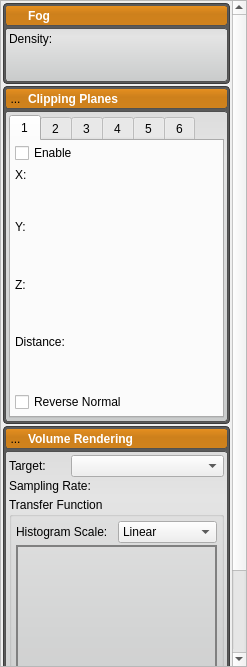
First picture: the form in src/Interface/Application/RenderingDockWidget.ui, repository jessdtate/Seg3D, before the edit.
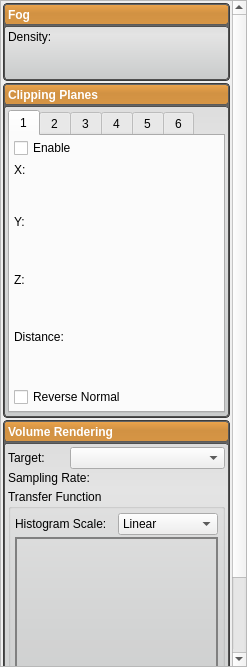
Second picture: the form after the edit. Icons and pictures are not drawn. Custom widgets are drawn as their Qt base class.

Commit message: update the Volume View Widget

Patch:
```diff
--- a/src/Interface/Application/RenderingDockWidget.ui
+++ b/src/Interface/Application/RenderingDockWidget.ui
@@ -16,8 +16,83 @@
     <verstretch>0</verstretch>
    </sizepolicy>
   </property>
+  <property name="minimumSize">
+   <size>
+    <width>90</width>
+    <height>104</height>
+   </size>
+  </property>
   <property name="styleSheet">
-   <string notr="true">QLabel#fog_label_{
+   <string notr="true">QPushButton#fog_open_button_{
+	background-color:rgba(0, 0, 0, 0);
+	border-color: rgba(0, 0, 0, 0);
+	border: none;
+	height: 24px;
+	text-align: left;
+	color: rgb(255, 255, 255);
+	padding-left:4px;
+	font: bold;
+}
+
+QPushButton#fog_open_button_:hover{
+	color: rgb(255, 255, 255);
+}
+
+QPushButton#fog_open_button_:pressed{
+	background-color:rgba(0, 0, 0, 0);
+	border-color: rgba(0, 0, 0, 0);
+	padding-left: 4px;
+	border: none;
+	color:  rgb(100, 100, 100);
+}
+
+QPushButton#clipping_open_button_{
+	background-color:rgba(0, 0, 0, 0);
+	border-color: rgba(0, 0, 0, 0);
+	border: none;
+	height: 24px;
+	text-align: left;
+	color: rgb(255, 255, 255);
+	padding-left:4px;
+	font: bold;
+}
+
+QPushButton#clipping_open_button_:hover{
+	color: rgb(255, 255, 255);
+}
+
+QPushButton#clipping_open_button_:pressed{
+	background-color:rgba(0, 0, 0, 0);
+	border-color: rgba(0, 0, 0, 0);
+	padding-left: 4px;
+	border: none;
+	color:  rgb(100, 100, 100);
+}
+
+QPushButton#vr_open_button_{
+	background-color:rgba(0, 0, 0, 0);
+	border-color: rgba(0, 0, 0, 0);
+	border: none;
+	height: 24px;
+	text-align: left;
+	color: rgb(255, 255, 255);
+	padding-left:4px;
+	font: bold;
+}
+
+QPushButton#vr_open_button_:hover{
+	color: rgb(255, 255, 255);
+}
+
+QPushButton#vr_open_button_:pressed{
+	background-color:rgba(0, 0, 0, 0);
+	border-color: rgba(0, 0, 0, 0);
+	padding-left: 4px;
+	border: none;
+	color:  rgb(100, 100, 100);
+}
+
+QLabel#fog_label_{
 	color: white;
 	font: bold;
 }
@@ -25,31 +100,22 @@
 	background-color: rgba( 0, 0, 0, 0 );
 }
 
-QToolButton#fog_open_button_{
-	background-color: rgba(0, 0, 0, 0);
-	border-radius: 4px;
-}
-
-QToolButton#fog_open_button_:hover{
-	background-color: rgba( 0, 0, 0, 30 ); border-radius: 3px;
-}
-
 QWidget#fog_header_{
 	background-color: qlineargradient(spread:pad, x1:0.5, y1:0, x2:0.5, y2:0.960227, stop:0 rgba(0, 0, 0, 0), stop:0.45 rgba(0, 0, 0, 30), stop:1 rgba(0, 0, 0, 25));
     border-radius: 3px;
 }
 
 QWidget#fog_header_bkg_{
-	background-color: rgb(232, 145, 32);
+	background-color: rgb( 237, 165, 76 );
     border-radius: 3px;
-	border: 1px solid rgb(90, 90, 90);
+	border: 1px solid rgb(100, 100, 100);
 }
 
 QWidget#fog_widget_{
-	background-color: rgb( 90, 90, 90 );
+	background-color: rgb( 100, 100, 100 );
 	border-radius:4px;
 	border: 1px solid rgb(60, 60, 60);
-	color: rgb(90, 90, 90);
+	color: rgb(100, 100, 100);
 }
 
 QWidget#fog_content_{
@@ -67,28 +133,19 @@
 	background-color: rgba( 0, 0, 0, 0 );
 }
 
-QToolButton#clipping_open_button_{
-	background-color: rgba(0, 0, 0, 0);
-	border-radius: 4px;
-}
-
-QToolButton#clipping_open_button_:hover{
-	background-color: rgba( 0, 0, 0, 30 ); border-radius: 3px;
-}
-
 QWidget#clipping_header_{
 	background-color: qlineargradient(spread:pad, x1:0.5, y1:0, x2:0.5, y2:0.960227, stop:0 rgba(0, 0, 0, 0), stop:0.45 rgba(0, 0, 0, 30), stop:1 rgba(0, 0, 0, 25));
     border-radius: 3px;
 }
 
 QWidget#clipping_header_bkg_{
-	background-color: rgb(232, 145, 32);
+	background-color: rgb( 237, 165, 76 );
     border-radius: 3px;
-	border: 1px solid rgb(90, 90, 90);
+	border: 1px solid rgb(100, 100, 100);
 }
 
 QWidget#clipping_widget_{
-	background-color: rgb( 90, 90, 90 );
+	background-color: rgb( 100, 100, 100 );
 	border-radius:4px;
 	border: 1px solid rgb(60, 60, 60);
 	color: rgb(90, 90, 90);
@@ -123,13 +180,13 @@
 }
 
 QWidget#vr_header_bkg_{
-	background-color: rgb(232, 145, 32);
+	background-color: rgb( 237, 165, 76 );
     border-radius: 3px;
-	border: 1px solid rgb(90, 90, 90);
+	border: 1px solid rgb(100, 100, 100);
 }
 
 QWidget#vr_widget_{
-	background-color: rgb( 90, 90, 90 );
+	background-color: rgb( 100, 100, 100 );
 	border-radius:4px;
 	border: 1px solid rgb(60, 60, 60);
 	color: rgb(90, 90, 90);
@@ -167,7 +224,7 @@
          <x>0</x>
          <y>0</y>
          <width>230</width>
-         <height>785</height>
+         <height>776</height>
         </rect>
        </property>
        <layout class="QVBoxLayout" name="scroll_area_layout_">
@@ -187,10 +244,10 @@
           </property>
           <layout class="QVBoxLayout" name="verticalLayout_3">
            <property name="spacing">
-            <number>2</number>
+            <number>1</number>
            </property>
            <property name="margin">
-            <number>2</number>
+            <number>1</number>
            </property>
            <item>
             <widget class="QWidget" name="fog_header_bkg_" native="true">
@@ -221,7 +278,7 @@
                   <height>21</height>
                  </size>
                 </property>
-                <layout class="QHBoxLayout" name="horizontalLayout" stretch="0,0">
+                <layout class="QHBoxLayout" name="horizontalLayout" stretch="0">
                  <property name="spacing">
                   <number>2</number>
                  </property>
@@ -229,7 +286,7 @@
                   <number>0</number>
                  </property>
                  <item>
-                  <widget class="QToolButton" name="fog_open_button_">
+                  <widget class="QPushButton" name="fog_open_button_">
                    <property name="minimumSize">
                     <size>
                      <width>21</width>
@@ -238,7 +295,7 @@
                    </property>
                    <property name="maximumSize">
                     <size>
-                     <width>21</width>
+                     <width>1000</width>
                      <height>21</height>
                     </size>
                    </property>
@@ -246,32 +303,14 @@
                     <string>Click here to show or hide the contents of this group</string>
                    </property>
                    <property name="text">
-                    <string/>
-                   </property>
-                   <property name="icon">
-                    <iconset resource="../../Resources/QtResources.qrc">
-                     <normaloff>:/Images/RightArrowWhite.png</normaloff>
-                     <normalon>:/Images/DownArrowWhite.png</normalon>:/Images/RightArrowWhite.png</iconset>
-                   </property>
-                   <property name="iconSize">
-                    <size>
-                     <width>16</width>
-                     <height>16</height>
-                    </size>
-                   </property>
-                   <property name="checkable">
-                    <bool>true</bool>
-                   </property>
-                   <property name="checked">
-                    <bool>true</bool>
-                   </property>
-                  </widget>
-                 </item>
-                 <item>
-                  <widget class="QLabel" name="fog_label_">
-                   <property name="text">
                     <string>Fog</string>
                    </property>
+                   <property name="checkable">
+                    <bool>true</bool>
+                   </property>
+                   <property name="checked">
+                    <bool>true</bool>
+                   </property>
                   </widget>
                  </item>
                 </layout>
@@ -328,10 +367,10 @@
           </property>
           <layout class="QVBoxLayout" name="verticalLayout_6">
            <property name="spacing">
-            <number>2</number>
+            <number>1</number>
            </property>
            <property name="margin">
-            <number>2</number>
+            <number>1</number>
            </property>
            <item>
             <widget class="QWidget" name="clipping_header_bkg_" native="true">
@@ -361,7 +400,7 @@
                   <number>0</number>
                  </property>
                  <item>
-                  <widget class="QToolButton" name="clipping_open_button_">
+                  <widget class="QPushButton" name="clipping_open_button_">
                    <property name="minimumSize">
                     <size>
                      <width>21</width>
@@ -370,31 +409,19 @@
                    </property>
                    <property name="maximumSize">
                     <size>
-                     <width>21</width>
+                     <width>1000</width>
                      <height>21</height>
                     </size>
                    </property>
-                   <property name="text">
-                    <string>...</string>
-                   </property>
-                   <property name="icon">
-                    <iconset resource="../../Resources/QtResources.qrc">
-                     <normaloff>:/Images/RightArrowWhite.png</normaloff>
-                     <normalon>:/Images/DownArrowWhite.png</normalon>:/Images/RightArrowWhite.png</iconset>
-                   </property>
-                   <property name="checkable">
-                    <bool>true</bool>
-                   </property>
-                   <property name="checked">
-                    <bool>true</bool>
-                   </property>
-                  </widget>
-                 </item>
-                 <item>
-                  <widget class="QLabel" name="clipping_label_">
                    <property name="text">
                     <string>Clipping Planes</string>
                    </property>
+                   <property name="checkable">
+                    <bool>true</bool>
+                   </property>
+                   <property name="checked">
+                    <bool>true</bool>
+                   </property>
                   </widget>
                  </item>
                 </layout>
@@ -1262,10 +1289,10 @@
          <widget class="QWidget" name="vr_widget_" native="true">
           <layout class="QVBoxLayout" name="verticalLayout_18">
            <property name="spacing">
-            <number>2</number>
+            <number>1</number>
            </property>
            <property name="margin">
-            <number>2</number>
+            <number>1</number>
            </property>
            <item>
             <widget class="QWidget" name="vr_header_bkg_" native="true">
@@ -1304,7 +1331,7 @@
                   <number>0</number>
                  </property>
                  <item>
-                  <widget class="QToolButton" name="vr_open_button_">
+                  <widget class="QPushButton" name="vr_open_button_">
                    <property name="minimumSize">
                     <size>
                      <width>21</width>
@@ -1313,22 +1340,10 @@
                    </property>
                    <property name="maximumSize">
                     <size>
-                     <width>21</width>
+                     <width>1000</width>
                      <height>21</height>
                     </size>
                    </property>
-                   <property name="text">
-                    <string>...</string>
-                   </property>
-                   <property name="icon">
-                    <iconset resource="../../Resources/QtResources.qrc">
-                     <normaloff>:/Images/RightArrowWhite.png</normaloff>
-                     <normalon>:/Images/DownArrowWhite.png</normalon>:/Images/RightArrowWhite.png</iconset>
-                   </property>
-                  </widget>
-                 </item>
-                 <item>
-                  <widget class="QLabel" name="vr_label_">
                    <property name="text">
                     <string>Volume Rendering</string>
                    </property>
```
The commit also changes 4 other files.
